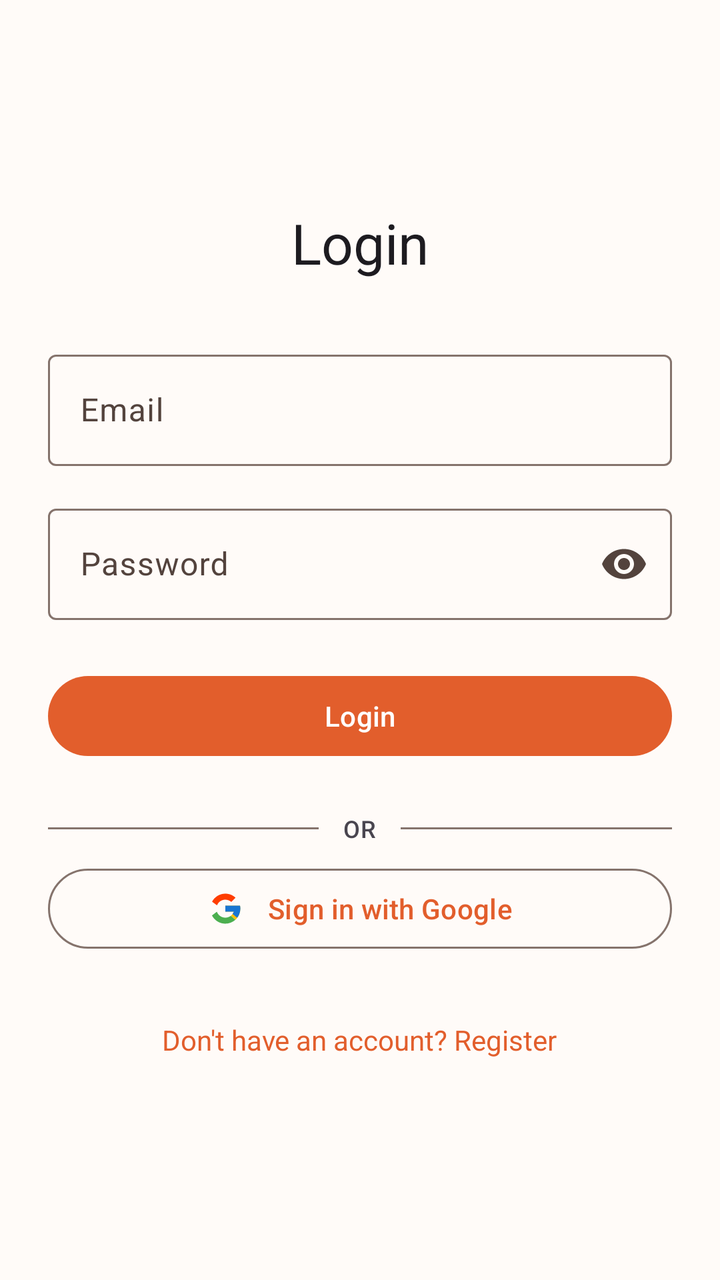
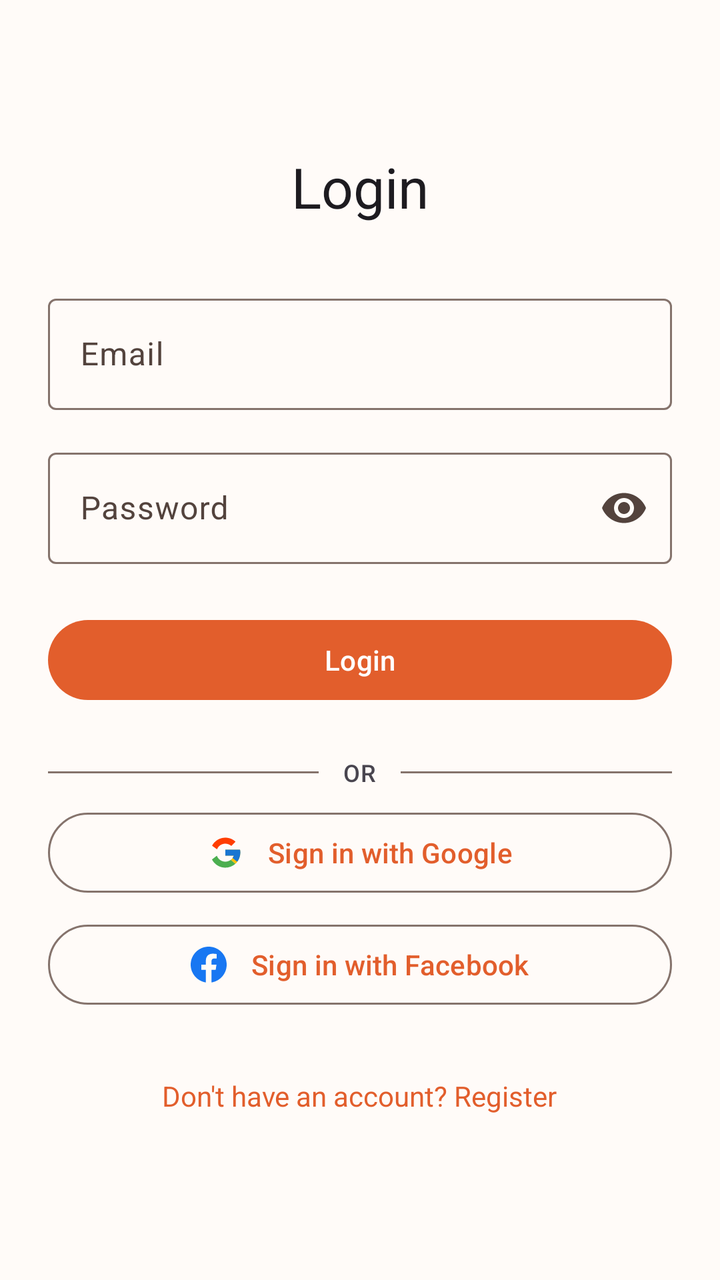

The first picture is an Android layout as it rendered before a commit; the second is the same layout after the commit. The layout source and the unified diff follow.
<!-- AndroidManifest.xml: application theme Theme.QRMenuManager -->
<!-- res/layout/fragment_login.xml -->
<?xml version="1.0" encoding="utf-8"?>
<androidx.core.widget.NestedScrollView xmlns:android="http://schemas.android.com/apk/res/android"
    xmlns:app="http://schemas.android.com/apk/res-auto"
    android:layout_width="match_parent"
    android:layout_height="match_parent"
    android:fillViewport="true">

    <LinearLayout
        android:layout_width="match_parent"
        android:layout_height="wrap_content"
        android:gravity="center"
        android:orientation="vertical"
        android:paddingHorizontal="24dp"
        android:paddingVertical="32dp">

        <TextView
            android:layout_width="wrap_content"
            android:layout_height="wrap_content"
            android:layout_marginBottom="32dp"
            android:text="@string/title_login"
            android:textAppearance="?attr/textAppearanceHeadlineMedium" />

        <com.google.android.material.textfield.TextInputLayout
            android:id="@+id/layout_email"
            android:layout_width="match_parent"
            android:layout_height="wrap_content"
            android:layout_marginBottom="16dp"
            android:hint="@string/hint_email"
            app:boxBackgroundMode="outline">

            <com.google.android.material.textfield.TextInputEditText
                android:id="@+id/input_email"
                android:layout_width="match_parent"
                android:layout_height="wrap_content"
                android:inputType="textEmailAddress" />
        </com.google.android.material.textfield.TextInputLayout>

        <com.google.android.material.textfield.TextInputLayout
            android:id="@+id/layout_password"
            android:layout_width="match_parent"
            android:layout_height="wrap_content"
            android:layout_marginBottom="24dp"
            android:hint="@string/hint_password"
            app:boxBackgroundMode="outline"
            app:endIconMode="password_toggle">

            <com.google.android.material.textfield.TextInputEditText
                android:id="@+id/input_password"
                android:layout_width="match_parent"
                android:layout_height="wrap_content"
                android:inputType="textPassword" />
        </com.google.android.material.textfield.TextInputLayout>

        <com.google.android.material.button.MaterialButton
            android:id="@+id/btn_login"
            android:layout_width="match_parent"
            android:layout_height="wrap_content"
            android:layout_marginBottom="8dp"
            android:text="@string/action_login" />

        <LinearLayout
            android:layout_width="match_parent"
            android:layout_height="wrap_content"
            android:layout_marginTop="16dp"
            android:layout_marginBottom="8dp"
            android:gravity="center_vertical"
            android:orientation="horizontal">

            <View
                android:layout_width="0dp"
                android:layout_height="1dp"
                android:layout_weight="1"
                android:background="?attr/colorOutline" />

            <TextView
                android:layout_width="wrap_content"
                android:layout_height="wrap_content"
                android:paddingHorizontal="12dp"
                android:text="@string/separator_or"
                android:textAppearance="?attr/textAppearanceLabelMedium" />

            <View
                android:layout_width="0dp"
                android:layout_height="1dp"
                android:layout_weight="1"
                android:background="?attr/colorOutline" />
        </LinearLayout>

        <com.google.android.material.button.MaterialButton
            android:id="@+id/btn_google_sign_in"
            style="?attr/materialButtonOutlinedStyle"
            android:layout_width="match_parent"
            android:layout_height="wrap_content"
            android:layout_marginBottom="8dp"
            android:text="@string/action_sign_in_with_google"
            app:icon="@drawable/ic_google"
            app:iconGravity="textStart"
            app:iconPadding="12dp"
            app:iconTint="@null" />

        <ProgressBar
            android:id="@+id/progress"
            android:layout_width="wrap_content"
            android:layout_height="wrap_content"
            android:layout_marginTop="8dp"
            android:visibility="gone" />

        <TextView
            android:id="@+id/txt_go_to_register"
            android:layout_width="wrap_content"
            android:layout_height="wrap_content"
            android:layout_marginTop="16dp"
            android:padding="8dp"
            android:text="@string/prompt_no_account"
            android:textColor="?attr/colorPrimary" />
    </LinearLayout>
</androidx.core.widget.NestedScrollView>
<!-- resources referenced by this layout -->
<resources>
  <!-- drawable ic_google (drawable) -->
  <vector xmlns:android="http://schemas.android.com/apk/res/android"
      android:width="24dp"
      android:height="24dp"
      android:viewportWidth="48"
      android:viewportHeight="48">
      <path
          android:fillColor="#FFC107"
          android:pathData="M43.611,20.083L42,20L42,20L24,20v8h11.303c-0.792,2.237 -2.231,4.166 -4.087,5.571c0.001,-0.001 0.002,-0.001 0.003,-0.002l6.19,5.238C36.971,39.205 44,34 44,24C44,22.659 43.862,21.35 43.611,20.083z" />
      <path
          android:fillColor="#FF3D00"
          android:pathData="M6.306,14.691l6.571,4.819C14.655,15.108 18.961,12 24,12c3.059,0 5.842,1.154 7.961,3.039l5.657,-5.657C34.046,6.053 29.268,4 24,4C16.318,4 9.656,8.337 6.306,14.691z" />
      <path
          android:fillColor="#4CAF50"
          android:pathData="M24,44c5.166,0 9.86,-1.977 13.409,-5.192l-6.19,-5.238C29.211,35.091 26.715,36 24,36c-5.202,0 -9.619,-3.317 -11.283,-7.946l-6.522,5.025C9.505,39.556 16.227,44 24,44z" />
      <path
          android:fillColor="#1976D2"
          android:pathData="M43.611,20.083L42,20L42,20L24,20v8h11.303c-0.381,1.073 -0.985,2.057 -1.756,2.902c0.001,-0.001 0.002,-0.001 0.003,-0.002l6.19,5.238C39.296,36.539 44,32 44,24C44,22.659 43.862,21.35 43.611,20.083z" />
  </vector>
  <string name="action_login">Login</string>
  <string name="action_sign_in_with_google">Sign in with Google</string>
  <string name="hint_email">Email</string>
  <string name="hint_password">Password</string>
  <string name="prompt_no_account">Don\'t have an account? Register</string>
  <string name="separator_or">OR</string>
  <string name="title_login">Login</string>
  <style name="Theme.QRMenuManager" parent="Base.Theme.QRMenuManager" />
  <color name="md_theme_light_primary">#E25E2C</color>
  <color name="md_theme_light_onPrimary">#FFFFFF</color>
  <color name="md_theme_light_primaryContainer">#FFDBCB</color>
  <color name="md_theme_light_onPrimaryContainer">#3B0F00</color>
  <color name="md_theme_light_secondary">#1FA89A</color>
  <color name="md_theme_light_onSecondary">#FFFFFF</color>
  <color name="md_theme_light_secondaryContainer">#B2F0EA</color>
  <color name="md_theme_light_onSecondaryContainer">#00201D</color>
  <color name="md_theme_light_tertiary">#E59A1F</color>
  <color name="md_theme_light_onTertiary">#FFFFFF</color>
  <color name="md_theme_light_tertiaryContainer">#FFE0AB</color>
  <color name="md_theme_light_onTertiaryContainer">#271900</color>
  <color name="md_theme_light_error">#BA1A1A</color>
  <color name="md_theme_light_onError">#FFFFFF</color>
  <color name="md_theme_light_errorContainer">#FFDAD6</color>
  <color name="md_theme_light_onErrorContainer">#410002</color>
  <color name="md_theme_light_background">#FFFBF8</color>
  <color name="md_theme_light_onBackground">#201A17</color>
  <color name="md_theme_light_surface">#FFFBF8</color>
  <color name="md_theme_light_onSurface">#201A17</color>
  <color name="md_theme_light_surfaceVariant">#F5DDD2</color>
  <color name="md_theme_light_onSurfaceVariant">#53433D</color>
  <color name="md_theme_light_outline">#85736C</color>
  <!-- unchanged entries left out for length: 1 -->
</resources>

<!-- the commit's change to res/layout/fragment_login.xml (unified diff, before → after) -->
@@ -98,6 +98,18 @@
             app:iconPadding="12dp"
             app:iconTint="@null" />
 
+        <com.google.android.material.button.MaterialButton
+            android:id="@+id/btn_facebook_sign_in"
+            style="?attr/materialButtonOutlinedStyle"
+            android:layout_width="match_parent"
+            android:layout_height="wrap_content"
+            android:layout_marginBottom="8dp"
+            android:text="@string/action_sign_in_with_facebook"
+            app:icon="@drawable/ic_facebook"
+            app:iconGravity="textStart"
+            app:iconPadding="12dp"
+            app:iconTint="@null" />
+
         <ProgressBar
             android:id="@+id/progress"
             android:layout_width="wrap_content"
<!-- resource entries referenced after the edit -->
@@ -1,5 +1,15 @@
 <!-- resources referenced by this layout -->
 <resources>
+  <!-- drawable ic_facebook (drawable) -->
+  <vector xmlns:android="http://schemas.android.com/apk/res/android"
+      android:width="24dp"
+      android:height="24dp"
+      android:viewportWidth="24"
+      android:viewportHeight="24">
+      <path
+          android:fillColor="#1877F2"
+          android:pathData="M24,12c0,-6.627 -5.373,-12 -12,-12S0,5.373 0,12c0,5.99 4.388,10.954 10.125,11.854L10.125,15.469L7.078,15.469l0,-3.469l3.047,0L10.125,9.356c0,-3.007 1.792,-4.668 4.533,-4.668c1.312,0 2.686,0.234 2.686,0.234L17.344,7.875L15.83,7.875c-1.49,0 -1.955,0.925 -1.955,1.874L13.875,12l3.328,0l-0.532,3.469l-2.796,0l0,8.385C19.612,22.954 24,17.99 24,12z" />
+  </vector>
   <!-- drawable ic_google (drawable) -->
   <vector xmlns:android="http://schemas.android.com/apk/res/android"
       android:width="24dp"
@@ -20,6 +30,7 @@
           android:pathData="M43.611,20.083L42,20L42,20L24,20v8h11.303c-0.381,1.073 -0.985,2.057 -1.756,2.902c0.001,-0.001 0.002,-0.001 0.003,-0.002l6.19,5.238C39.296,36.539 44,32 44,24C44,22.659 43.862,21.35 43.611,20.083z" />
   </vector>
   <string name="action_login">Login</string>
+  <string name="action_sign_in_with_facebook">Sign in with Facebook</string>
   <string name="action_sign_in_with_google">Sign in with Google</string>
   <string name="hint_email">Email</string>
   <string name="hint_password">Password</string>
